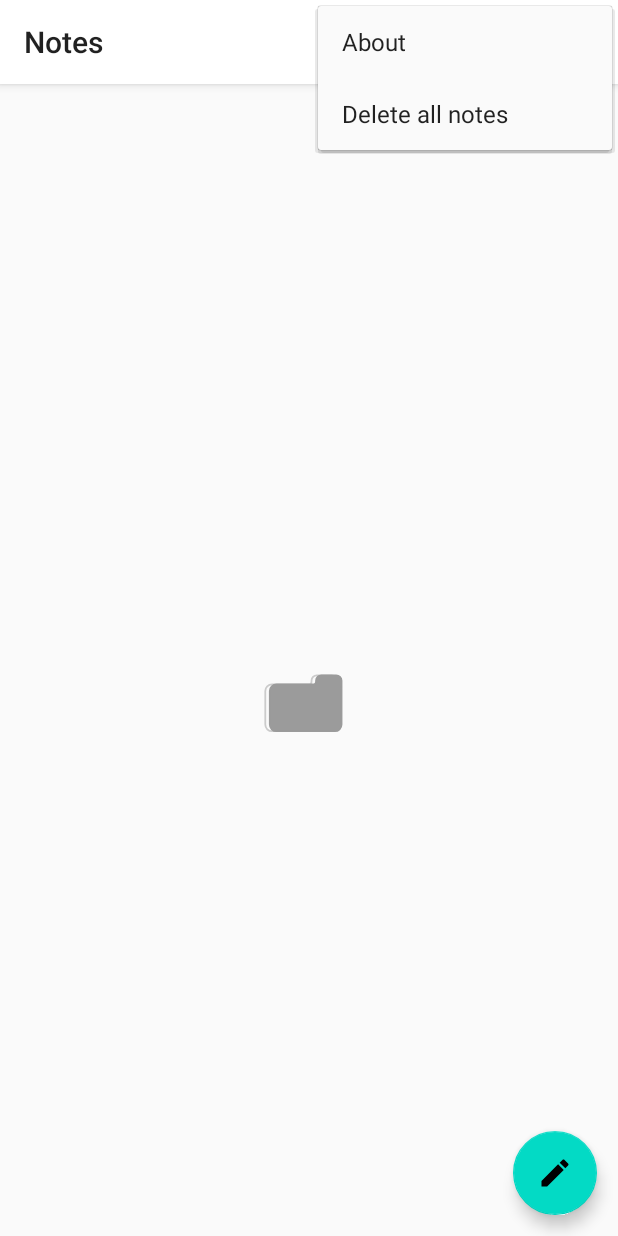
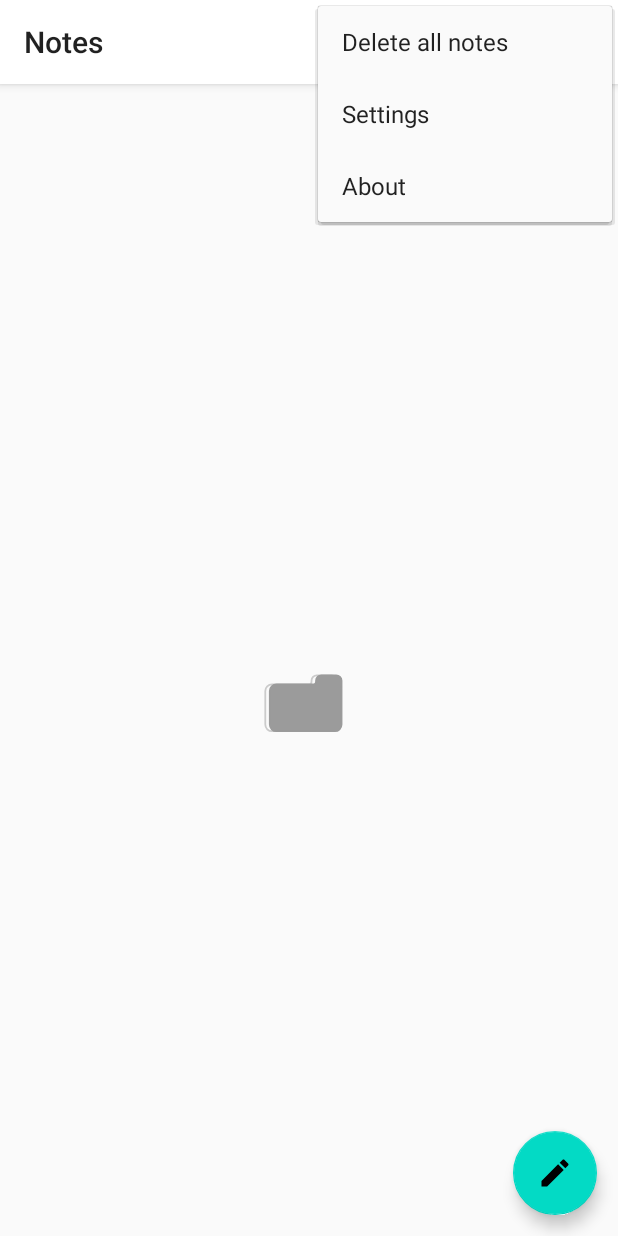
Before and after one commit to EyuCoder/MVVM_Notes, an Android app: the screen it shows after launch (MainActivity), with the options menu open, on a phone screen of 412 x 824 dp. Run offline under Robolectric (Android 15) with nearby library versions, the phone set to English and light mode, and no system bars; our stand-ins replace Room's generated code, data binding, navigation-ui; 1 statement that could not run was skipped.

Commit message:
:sparkles: change theme setting  done

```diff
--- a/app/src/main/AndroidManifest.xml
+++ b/app/src/main/AndroidManifest.xml
@@ -3,6 +3,7 @@
     package="com.codexo.notes">
 
     <application
+        android:name=".JottyApp"
         android:allowBackup="true"
         android:icon="@mipmap/ic_launcher"
         android:label="@string/app_name"
--- /dev/null
+++ b/app/src/main/java/com/codexo/notes/JottyApp.kt
@@ -0,0 +1,18 @@
+package com.codexo.notes
+
+import android.app.Application
+import android.content.SharedPreferences
+import androidx.preference.PreferenceManager
+import com.codexo.notes.utils.THEME_PREF_KEY
+import com.codexo.notes.utils.ThemeUtil
+
+class JottyApp : Application() {
+
+    override fun onCreate() {
+        super.onCreate()
+
+        val prefs: SharedPreferences = PreferenceManager.getDefaultSharedPreferences(this)
+        val themePref = prefs.getString(THEME_PREF_KEY, ThemeUtil.DEFAULT_MODE)
+        ThemeUtil.applyTheme(themePref!!)
+    }
+}
--- a/app/src/main/java/com/codexo/notes/ui/MainActivity.kt
+++ b/app/src/main/java/com/codexo/notes/ui/MainActivity.kt
@@ -1,5 +1,6 @@
 package com.codexo.notes.ui
 
+import android.content.SharedPreferences
 import android.os.Bundle
 import androidx.appcompat.app.AppCompatActivity
 import androidx.navigation.NavController
@@ -7,7 +8,9 @@ import androidx.navigation.findNavController
 import androidx.navigation.fragment.NavHostFragment
 import androidx.navigation.fragment.findNavController
 import androidx.navigation.ui.setupActionBarWithNavController
+import androidx.preference.PreferenceManager
 import com.codexo.notes.R
+import com.codexo.notes.utils.ThemeUtil
 
 class MainActivity : AppCompatActivity() {
     private lateinit var navController: NavController
--- a/app/src/main/java/com/codexo/notes/ui/notes/NotesFragment.kt
+++ b/app/src/main/java/com/codexo/notes/ui/notes/NotesFragment.kt
@@ -87,6 +87,10 @@ class NotesFragment : Fragment(R.layout.fragment_notes) {
                 viewModel.sortByDateUpdated.observe(this, { notesAdapter.setData(it) })
                 true
             }
+            R.id.action_settings -> {
+                findNavController().navigate(R.id.action_notesFragment_to_settingsFragment)
+                true
+            }
             R.id.action_about -> {
                 findNavController().navigate(R.id.action_notesFragment_to_aboutFragment)
                 true
--- a/app/src/main/java/com/codexo/notes/utils/Const.kt
+++ b/app/src/main/java/com/codexo/notes/utils/Const.kt
@@ -1,3 +1,4 @@
 package com.codexo.notes.utils
 
 const val REQUEST_CODE_STT = 1
+const val THEME_PREF_KEY = "themePref"
--- /dev/null
+++ b/app/src/main/java/com/codexo/notes/utils/ThemeUtil.kt
@@ -0,0 +1,31 @@
+package com.codexo.notes.utils
+
+import android.os.Build
+import androidx.appcompat.app.AppCompatDelegate
+
+object ThemeUtil {
+
+    const val LIGHT_MODE = "light"
+    const val DARK_MODE = "dark"
+    const val DEFAULT_MODE = "default"
+
+
+    fun applyTheme(themePref: String) {
+        when (themePref) {
+            LIGHT_MODE -> {
+                AppCompatDelegate.setDefaultNightMode(AppCompatDelegate.MODE_NIGHT_NO)
+            }
+            DARK_MODE -> {
+                AppCompatDelegate.setDefaultNightMode(AppCompatDelegate.MODE_NIGHT_YES)
+            }
+            else -> {
+                if (Build.VERSION.SDK_INT >= Build.VERSION_CODES.Q) {
+                    AppCompatDelegate.setDefaultNightMode(AppCompatDelegate.MODE_NIGHT_FOLLOW_SYSTEM)
+                } else {
+                    AppCompatDelegate.setDefaultNightMode(AppCompatDelegate.MODE_NIGHT_AUTO_BATTERY)
+                }
+            }
+        }
+    }
+
+}
--- a/app/src/main/res/menu/menu_fragment_notes.xml
+++ b/app/src/main/res/menu/menu_fragment_notes.xml
@@ -40,12 +40,16 @@
     <!--        android:title="@string/show_archived"-->
     <!--        app:showAsAction="never" />-->
     <item
+        android:id="@+id/action_delete_all_notes"
+        android:title="@string/delete_all_notes"
+        app:showAsAction="never" />
+    <item
+        android:id="@+id/action_settings"
+        android:title="@string/settings"
+        app:showAsAction="never" />
+    <item
         android:id="@+id/action_about"
         android:title="@string/about"
         app:showAsAction="never" />
-    <item
-        android:id="@+id/action_delete_all_notes"
-        android:title="@string/delete_all_notes"
-        app:showAsAction="never" />
 
 </menu>
--- a/app/src/main/res/navigation/nav_graph.xml
+++ b/app/src/main/res/navigation/nav_graph.xml
@@ -32,6 +32,9 @@
             app:exitAnim="@anim/fade_out"
             app:popEnterAnim="@anim/fade_in"
             app:popExitAnim="@anim/fade_out" />
+        <action
+            android:id="@+id/action_notesFragment_to_settingsFragment"
+            app:destination="@id/settingsFragment" />
     </fragment>
     <fragment
         android:id="@+id/addFragment"
@@ -66,4 +69,12 @@
         android:name="com.codexo.notes.ui.AboutFragment"
         android:label="About Me"
         tools:layout="@layout/fragment_about" />
+    <fragment
+        android:id="@+id/settingsFragment"
+        android:name="com.codexo.notes.ui.SettingsFragment"
+        android:label="SettingsFragment" >
+        <action
+            android:id="@+id/action_settingsFragment_to_notesFragment"
+            app:destination="@id/notesFragment" />
+    </fragment>
 </navigation>
--- a/build.gradle
+++ b/build.gradle
@@ -13,7 +13,7 @@ buildscript {
     }
     dependencies {
         classpath 'com.android.tools.build:gradle:7.0.1'
-        classpath "org.jetbrains.kotlin:kotlin-gradle-plugin:$kotlin_version"
+        classpath "org.jetbrains.kotlin:kotlin-gradle-plugin:1.5.21"
         classpath "com.android.tools.build:gradle:$gradle_version"
         classpath "androidx.navigation:navigation-safe-args-gradle-plugin:$navigation_version"
 
```
Also changed, not shown: app/build.gradle (+4 -3 lines), app/src/main/java/com/codexo/notes/ui/SettingsFragment.kt (added, +26 -0 lines), app/src/main/res/values/arrays.xml (added, +13 -0 lines), app/src/main/res/values/strings.xml (+15 -0 lines), app/src/main/res/xml/root_preferences.xml (added, +17 -0 lines).
